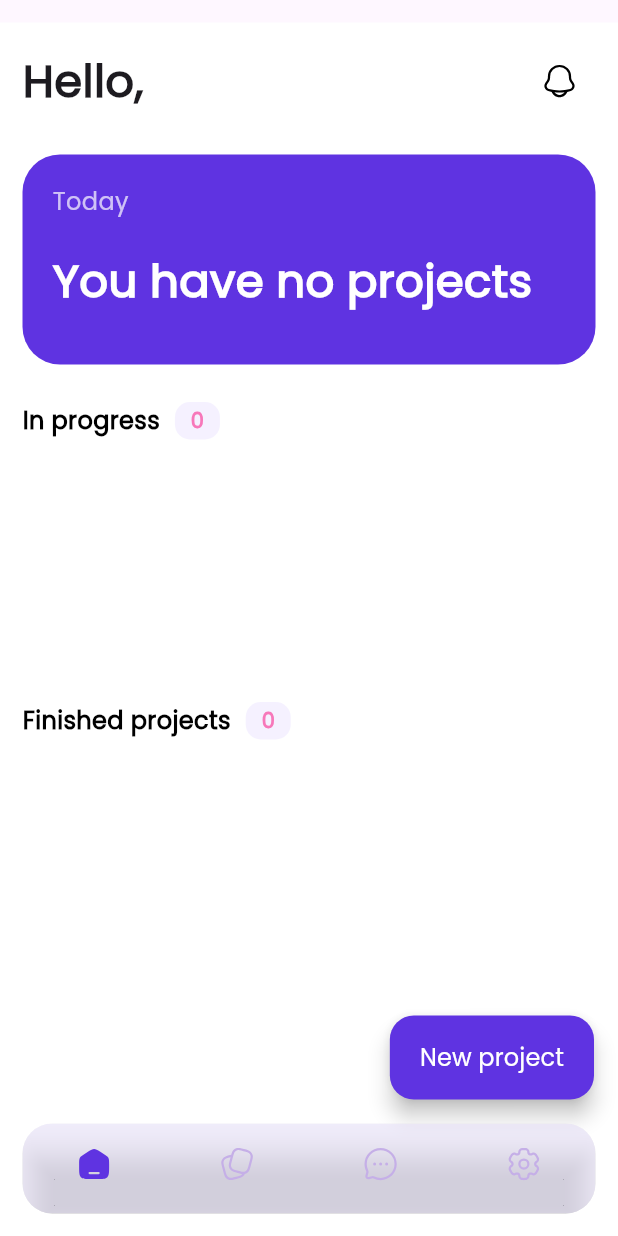
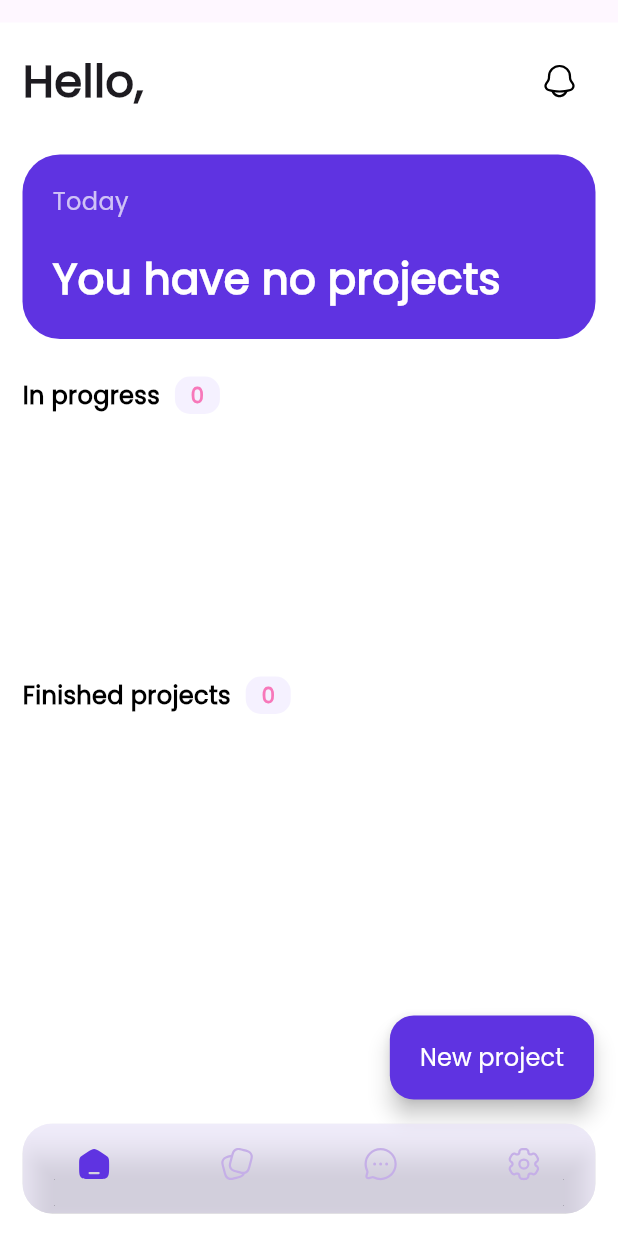
Before and after one commit to KarlMathuthu/Taskify, a Flutter app: the screen it shows once a user with an empty profile is signed in, on a phone screen of 412 x 824 dp. Run offline on Flutter 3.47's test engine with Material 2 defaults, Android fonts, the phone set to English and light mode, and no system bars; our stand-ins replace badges, carousel_slider, cloud_firestore, firebase_auth, firebase_core, firebase_storage and 4 more; accounts and stored records are empty.

Commit message:
fixed the overflow

```diff
--- a/lib/ui/home/home.dart
+++ b/lib/ui/home/home.dart
@@ -82,7 +82,7 @@ class _HomePageState extends State<HomePage> {
                         color: ThemeColors().blue,
                         borderRadius: BorderRadius.circular(25),
                       ),
-                      height: 140,
+                      // height: 140,
                       width: double.infinity,
                       child: Column(
                         crossAxisAlignment: CrossAxisAlignment.start,
@@ -113,7 +113,7 @@ class _HomePageState extends State<HomePage> {
                                         '${snapshot.data!.docs.length} projects',
                                         style: TextStyle(
                                           color: Colors.white,
-                                          fontSize: 30,
+                                          fontSize: 28,
                                           fontWeight: FontWeight.bold,
                                         ),
                                       )
@@ -122,7 +122,7 @@ class _HomePageState extends State<HomePage> {
                                             'You have no projects',
                                             style: TextStyle(
                                               color: Colors.white,
-                                              fontSize: 30,
+                                              fontSize: 28,
                                               fontWeight: FontWeight.bold,
                                             ),
                                           )
@@ -130,7 +130,7 @@ class _HomePageState extends State<HomePage> {
                                             '${snapshot.data!.docs.length} project',
                                             style: TextStyle(
                                               color: Colors.white,
-                                              fontSize: 30,
+                                              fontSize: 28,
                                               fontWeight: FontWeight.bold,
                                             ),
                                           );
```
